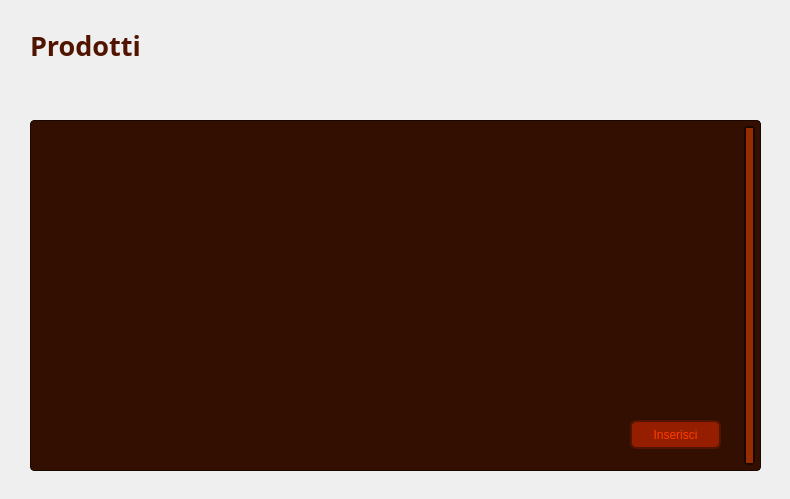
The window that Viste/VistaVisualizzaProdottiAmministratore.ui (GiacomoPrincipi/CineMax) describes before a commit, drawn with Qt 5.
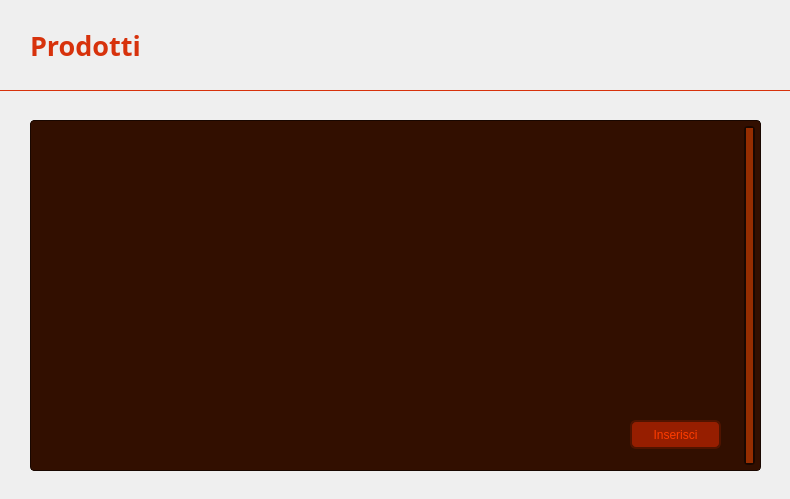
The same window after the commit. Icons and pictures are not drawn. Custom widgets are drawn as their Qt base class.

Patch:
```diff
--- a/Viste/VistaVisualizzaProdottiAmministratore.ui
+++ b/Viste/VistaVisualizzaProdottiAmministratore.ui
@@ -59,7 +59,7 @@
    </property>
    <property name="styleSheet">
     <string notr="true">QLabel {
-    color: #501400;
+    color: #D7320C;
 }</string>
    </property>
    <property name="text">
@@ -102,9 +102,13 @@
     background: qlineargradient(
         x1: 0, y1: 1,
         x2: 0, y2: 0,
-        stop: 0 #962D00,
-        stop: 1 #B43700
+        stop: 0 #961E00,
+        stop: 1 #B42100
     );
+    border: 1px solid #D7320C;
+    border-top: none;
+    border-left: none;
+    border-right: none;
 }</string>
    </property>
    <property name="text">
```
Left out of the diff: 10 changed lines with no effect on the pictures.
